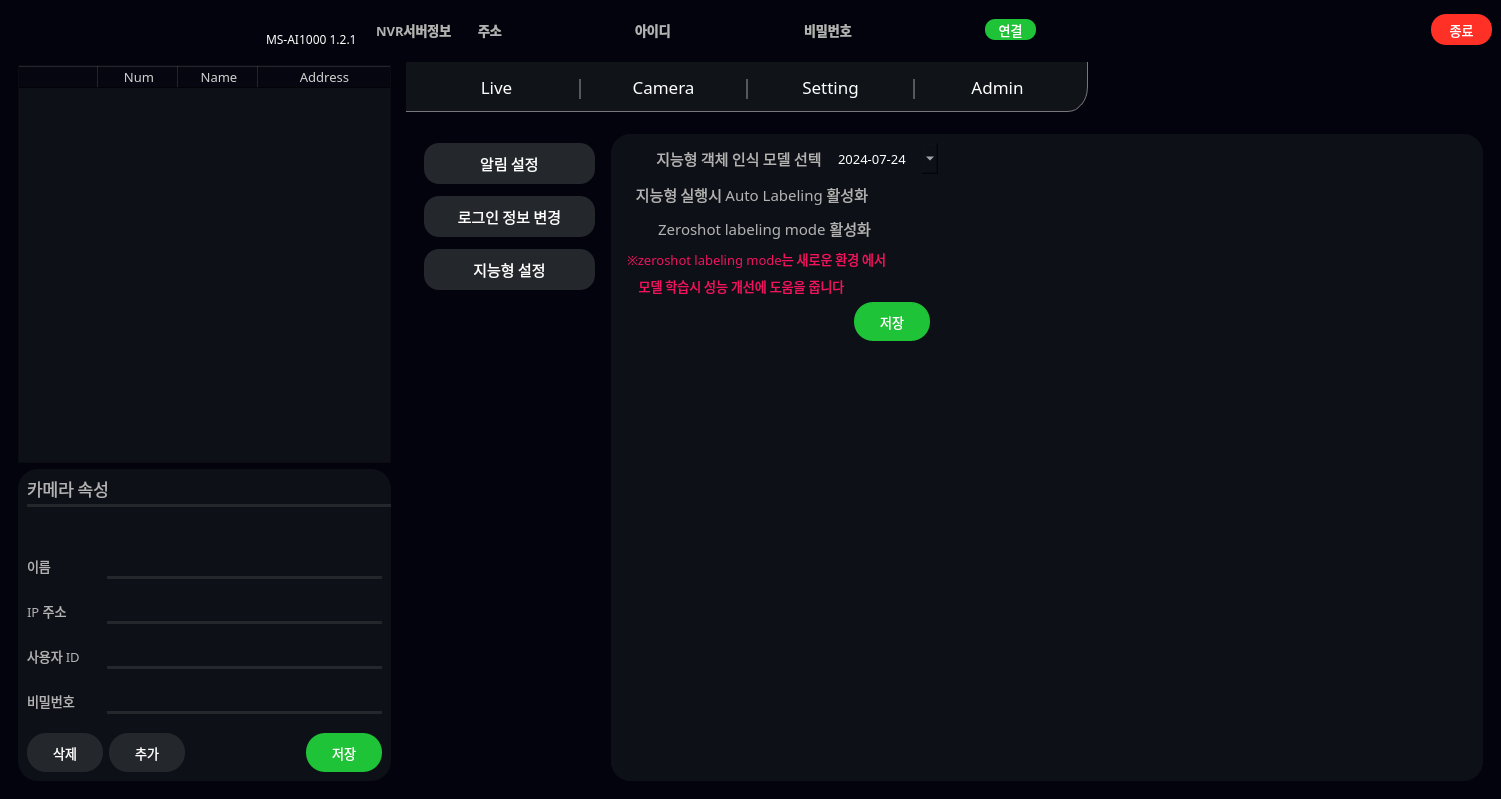
The window that ui/main.ui (diddytpq/MS-AI-Viewer) describes before a commit, drawn with Qt 5.
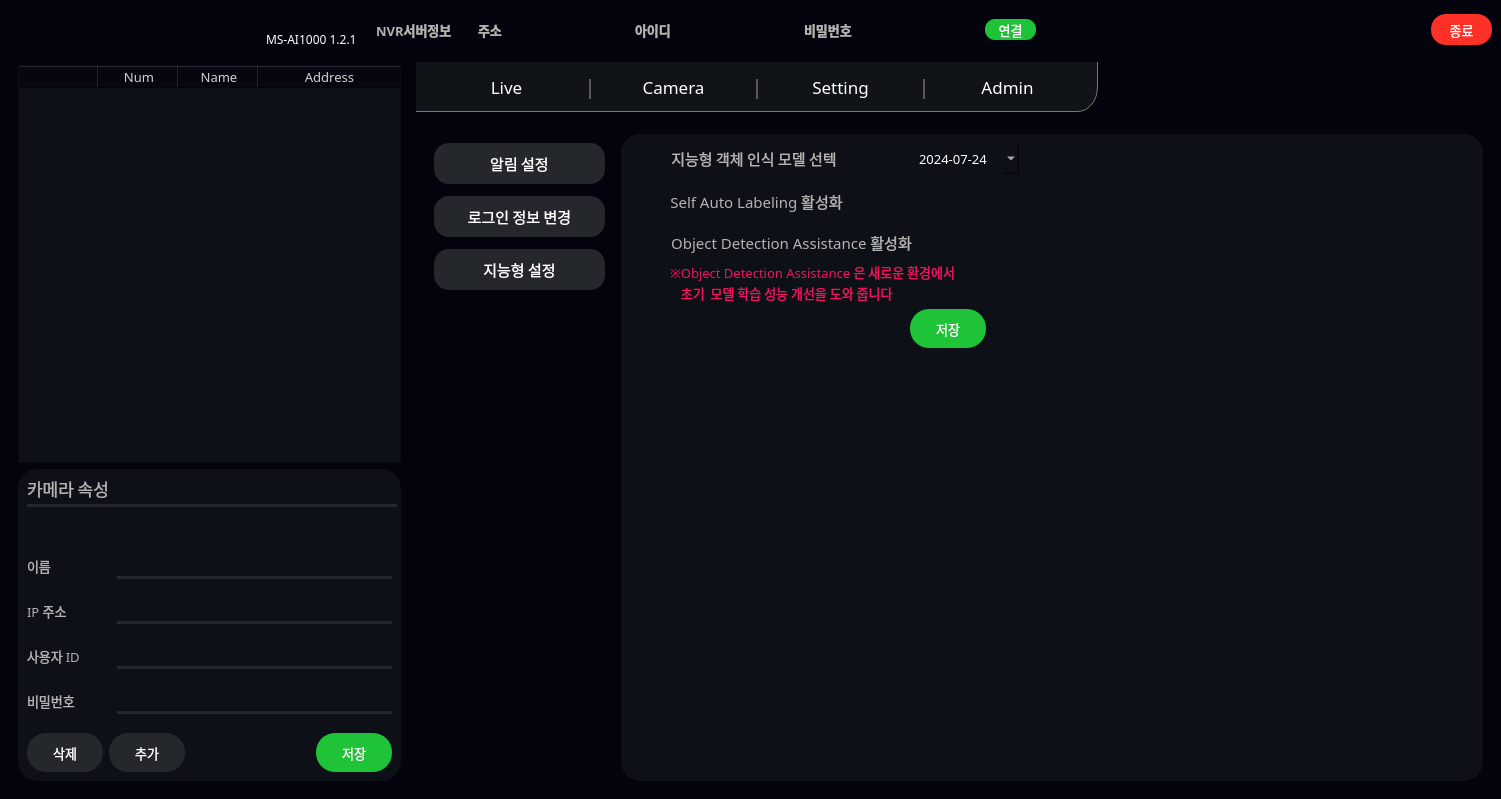
The same window after the commit. Icons and pictures are not drawn.

Commit message: EDIT : ai setting tab

What changed in the file:
```diff
--- a/ui/main.ui
+++ b/ui/main.ui
@@ -5823,32 +5823,31 @@
                    </layout>
                   </widget>
                   <widget class="QWidget" name="setting_ai_tab">
+                   <layout class="QVBoxLayout" name="verticalLayout_59">
+                    <item>
                    <layout class="QVBoxLayout" name="verticalLayout_52">
                     <item>
-                     <layout class="QHBoxLayout" name="horizontalLayout_59">
+                       <layout class="QHBoxLayout" name="horizontalLayout_53">
                       <item>
                        <layout class="QVBoxLayout" name="verticalLayout_54">
-                        <property name="leftMargin">
-                         <number>7</number>
-                        </property>
                         <item>
                          <layout class="QVBoxLayout" name="verticalLayout_56">
-                          <property name="leftMargin">
-                           <number>0</number>
+                            <property name="spacing">
+                             <number>13</number>
                           </property>
                           <item>
-                           <layout class="QHBoxLayout" name="horizontalLayout_53"/>
-                          </item>
+                             <layout class="QHBoxLayout" name="horizontalLayout_55">
                           <item>
-                           <layout class="QHBoxLayout" name="horizontalLayout_56">
-                            <item>
-                             <spacer name="horizontalSpacer_54">
+                               <spacer name="horizontalSpacer_52">
                               <property name="orientation">
                                <enum>Qt::Orientation::Horizontal</enum>
                               </property>
+                                <property name="sizeType">
+                                 <enum>QSizePolicy::Policy::Fixed</enum>
+                                </property>
                               <property name="sizeHint" stdset="0">
                                <size>
-                                <width>40</width>
+                                  <width>36</width>
                                 <height>20</height>
                                </size>
                               </property>
@@ -5856,6 +5855,12 @@
                             </item>
                             <item>
                              <widget class="QLabel" name="setting_ai_weight_label">
+                                <property name="sizePolicy">
+                                 <sizepolicy hsizetype="Fixed" vsizetype="Fixed">
+                                  <horstretch>0</horstretch>
+                                  <verstretch>0</verstretch>
+                                 </sizepolicy>
+                                </property>
                               <property name="minimumSize">
                                <size>
                                 <width>176</width>
@@ -5886,8 +5891,30 @@
                               </property>
                              </widget>
                             </item>
+                              <item>
+                               <spacer name="horizontalSpacer_70">
+                                <property name="orientation">
+                                 <enum>Qt::Orientation::Horizontal</enum>
+                                </property>
+                                <property name="sizeType">
+                                 <enum>QSizePolicy::Policy::Fixed</enum>
+                                </property>
+                                <property name="sizeHint" stdset="0">
+                                 <size>
+                                  <width>59</width>
+                                  <height>20</height>
+                                 </size>
+                                </property>
+                               </spacer>
+                              </item>
                             <item>
                              <widget class="QComboBox" name="setting_setting_ai_weight_box">
+                                <property name="sizePolicy">
+                                 <sizepolicy hsizetype="Fixed" vsizetype="Fixed">
+                                  <horstretch>0</horstretch>
+                                  <verstretch>0</verstretch>
+                                 </sizepolicy>
+                                </property>
                               <property name="minimumSize">
                                <size>
                                 <width>105</width>
@@ -5935,18 +5962,31 @@
                               </item>
                              </widget>
                             </item>
+                              <item>
+                               <spacer name="horizontalSpacer_53">
+                                <property name="orientation">
+                                 <enum>Qt::Orientation::Horizontal</enum>
+                                </property>
+                                <property name="sizeHint" stdset="0">
+                                 <size>
+                                  <width>40</width>
+                                  <height>20</height>
+                                 </size>
+                                </property>
+                               </spacer>
+                              </item>
                            </layout>
                           </item>
                           <item>
-                           <layout class="QHBoxLayout" name="horizontalLayout_66">
-                            <property name="spacing">
-                             <number>0</number>
-                            </property>
+                             <layout class="QHBoxLayout" name="horizontalLayout_56">
                             <item>
-                             <spacer name="horizontalSpacer_59">
+                               <spacer name="horizontalSpacer_54">
                               <property name="orientation">
                                <enum>Qt::Orientation::Horizontal</enum>
                               </property>
+                                <property name="sizeType">
+                                 <enum>QSizePolicy::Policy::Fixed</enum>
+                                </property>
                               <property name="sizeHint" stdset="0">
                                <size>
                                 <width>40</width>
@@ -5957,15 +5997,21 @@
                             </item>
                             <item>
                              <widget class="QLabel" name="setting_self_training_auto_labeling_label">
+                                <property name="sizePolicy">
+                                 <sizepolicy hsizetype="Fixed" vsizetype="Fixed">
+                                  <horstretch>0</horstretch>
+                                  <verstretch>0</verstretch>
+                                 </sizepolicy>
+                                </property>
                               <property name="minimumSize">
                                <size>
-                                <width>250</width>
+                                  <width>1</width>
                                 <height>28</height>
                                </size>
                               </property>
                               <property name="maximumSize">
                                <size>
-                                <width>9999</width>
+                                  <width>194</width>
                                 <height>28</height>
                                </size>
                               </property>
@@ -5980,15 +6026,37 @@
 background-color: rgba(255, 255, 255, 0);</string>
                               </property>
                               <property name="text">
-                               <string>지능형 실행시 Auto Labeling 활성화</string>
+                                 <string>Self Auto Labeling 활성화</string>
                               </property>
                               <property name="alignment">
                                <set>Qt::AlignmentFlag::AlignCenter</set>
                               </property>
                              </widget>
                             </item>
+                              <item>
+                               <spacer name="horizontalSpacer_55">
+                                <property name="orientation">
+                                 <enum>Qt::Orientation::Horizontal</enum>
+                                </property>
+                                <property name="sizeType">
+                                 <enum>QSizePolicy::Policy::Fixed</enum>
+                                </property>
+                                <property name="sizeHint" stdset="0">
+                                 <size>
+                                  <width>92</width>
+                                  <height>20</height>
+                                 </size>
+                                </property>
+                               </spacer>
+                              </item>
                             <item>
                              <widget class="QPushButton" name="setting_self_training_auto_labeling_bnt">
+                                <property name="sizePolicy">
+                                 <sizepolicy hsizetype="Fixed" vsizetype="Fixed">
+                                  <horstretch>0</horstretch>
+                                  <verstretch>0</verstretch>
+                                 </sizepolicy>
+                                </property>
                               <property name="minimumSize">
                                <size>
                                 <width>61</width>
@@ -5997,7 +6065,7 @@
                               </property>
                               <property name="maximumSize">
                                <size>
-                                <width>61</width>
+                                  <width>187</width>
                                 <height>25</height>
                                </size>
                               </property>
@@ -6020,18 +6088,39 @@
                               </property>
                              </widget>
                             </item>
+                              <item>
+                               <spacer name="horizontalSpacer_56">
+                                <property name="orientation">
+                                 <enum>Qt::Orientation::Horizontal</enum>
+                                </property>
+                                <property name="sizeHint" stdset="0">
+                                 <size>
+                                  <width>40</width>
+                                  <height>20</height>
+                                 </size>
+                                </property>
+                               </spacer>
+                              </item>
                            </layout>
                           </item>
                           <item>
-                           <layout class="QHBoxLayout" name="horizontalLayout_65">
+                             <layout class="QVBoxLayout" name="verticalLayout_57">
+                              <property name="spacing">
+                               <number>5</number>
+                              </property>
                             <item>
-                             <spacer name="horizontalSpacer_58">
+                               <layout class="QHBoxLayout" name="horizontalLayout_57">
+                                <item>
+                                 <spacer name="horizontalSpacer_57">
                               <property name="orientation">
                                <enum>Qt::Orientation::Horizontal</enum>
                               </property>
+                                  <property name="sizeType">
+                                   <enum>QSizePolicy::Policy::Fixed</enum>
+                                  </property>
                               <property name="sizeHint" stdset="0">
                                <size>
-                                <width>37</width>
+                                    <width>41</width>
                                 <height>20</height>
                                </size>
                               </property>
@@ -6039,15 +6128,21 @@
                             </item>
                             <item>
                              <widget class="QLabel" name="setting_self_training_zeroshot_label">
+                                  <property name="sizePolicy">
+                                   <sizepolicy hsizetype="Fixed" vsizetype="Fixed">
+                                    <horstretch>0</horstretch>
+                                    <verstretch>0</verstretch>
+                                   </sizepolicy>
+                                  </property>
                               <property name="minimumSize">
                                <size>
-                                <width>0</width>
+                                    <width>9</width>
                                 <height>28</height>
                                </size>
                               </property>
                               <property name="maximumSize">
                                <size>
-                                <width>9999</width>
+                                    <width>300</width>
                                 <height>28</height>
                                </size>
                               </property>
@@ -6062,15 +6157,37 @@
 background-color: rgba(255, 255, 255, 0);</string>
                               </property>
                               <property name="text">
-                               <string>Zeroshot labeling mode 활성화</string>
+                                   <string>Object Detection Assistance 활성화</string>
                               </property>
                               <property name="alignment">
                                <set>Qt::AlignmentFlag::AlignCenter</set>
                               </property>
                              </widget>
                             </item>
+                                <item>
+                                 <spacer name="horizontalSpacer_58">
+                                  <property name="orientation">
+                                   <enum>Qt::Orientation::Horizontal</enum>
+                                  </property>
+                                  <property name="sizeType">
+                                   <enum>QSizePolicy::Policy::Fixed</enum>
+                                  </property>
+                                  <property name="sizeHint" stdset="0">
+                                   <size>
+                                    <width>24</width>
+                                    <height>20</height>
+                                   </size>
+                                  </property>
+                                 </spacer>
+                                </item>
                             <item>
                              <widget class="QPushButton" name="setting_self_training_zeroshot_bnt">
+                                  <property name="sizePolicy">
+                                   <sizepolicy hsizetype="Fixed" vsizetype="Fixed">
+                                    <horstretch>0</horstretch>
+                                    <verstretch>0</verstretch>
+                                   </sizepolicy>
+                                  </property>
                               <property name="minimumSize">
                                <size>
                                 <width>61</width>
@@ -6079,7 +6196,7 @@
                               </property>
                               <property name="maximumSize">
                                <size>
-                                <width>61</width>
+                                    <width>151</width>
                                 <height>25</height>
                                </size>
                               </property>
@@ -6102,26 +6219,55 @@
                               </property>
                              </widget>
                             </item>
-                           </layout>
-                          </item>
                           <item>
-                           <layout class="QHBoxLayout" name="horizontalLayout_55"/>
+                                 <spacer name="horizontalSpacer_59">
+                                  <property name="orientation">
+                                   <enum>Qt::Orientation::Horizontal</enum>
+                                  </property>
+                                  <property name="sizeHint" stdset="0">
+                                   <size>
+                                    <width>40</width>
+                                    <height>20</height>
+                                   </size>
+                                  </property>
+                                 </spacer>
+                                </item>
+                               </layout>
                           </item>
                           <item>
                            <layout class="QVBoxLayout" name="verticalLayout_58">
+                                <property name="spacing">
+                                 <number>0</number>
+                                </property>
                             <item>
-                             <layout class="QHBoxLayout" name="horizontalLayout_63">
+                                 <layout class="QHBoxLayout" name="horizontalLayout_59">
+                                  <item>
+                                   <spacer name="horizontalSpacer_63">
+                                    <property name="orientation">
+                                     <enum>Qt::Orientation::Horizontal</enum>
+                                    </property>
+                                    <property name="sizeType">
+                                     <enum>QSizePolicy::Policy::Fixed</enum>
+                                    </property>
+                                    <property name="sizeHint" stdset="0">
+                                     <size>
+                                      <width>40</width>
+                                      <height>20</height>
+                                     </size>
+                                    </property>
+                                   </spacer>
+                                  </item>
                               <item>
                                <widget class="QLabel" name="setting_page_email_info_label_5">
                                 <property name="sizePolicy">
-                                 <sizepolicy hsizetype="Preferred" vsizetype="Preferred">
+                                     <sizepolicy hsizetype="Fixed" vsizetype="Fixed">
                                   <horstretch>0</horstretch>
                                   <verstretch>0</verstretch>
                                  </sizepolicy>
                                 </property>
                                 <property name="minimumSize">
                                  <size>
-                                  <width>273</width>
+                                      <width>12</width>
                                   <height>21</height>
                                  </size>
                                 </property>
@@ -6141,12 +6287,12 @@
                                  <string notr="true">color: rgb(242, 18, 94);</string>
                                 </property>
                                 <property name="text">
-                                 <string>※zeroshot labeling mode는 새로운 환경 에서 </string>
+                                     <string>※Object Detection Assistance 은 새로운 환경에서</string>
                                 </property>
                                </widget>
                               </item>
                               <item>
-                               <spacer name="horizontalSpacer_56">
+                                   <spacer name="horizontalSpacer_64">
                                 <property name="orientation">
                                  <enum>Qt::Orientation::Horizontal</enum>
                                 </property>
@@ -6159,76 +6305,93 @@
                                </spacer>
                               </item>
                              </layout>
-                            </item>
-                            <item>
-                             <layout class="QHBoxLayout" name="horizontalLayout_64">
-                              <item>
-                               <widget class="QLabel" name="setting_page_email_info_label_6">
-                                <property name="sizePolicy">
-                                 <sizepolicy hsizetype="Preferred" vsizetype="Preferred">
-                                  <horstretch>0</horstretch>
-                                  <verstretch>0</verstretch>
-                                 </sizepolicy>
-                                </property>
-                                <property name="minimumSize">
-                                 <size>
-                                  <width>1</width>
-                                  <height>21</height>
-                                 </size>
-                                </property>
-                                <property name="maximumSize">
-                                 <size>
-                                  <width>9999</width>
-                                  <height>21</height>
-                                 </size>
-                                </property>
-                                <property name="font">
-                                 <font>
-                                  <family>Sans</family>
-                                  <pointsize>10</pointsize>
-                                 </font>
-                                </property>
-                                <property name="styleSheet">
-                                 <string notr="true">color: rgb(242, 18, 94);</string>
-                                </property>
-                                <property name="text">
-                                 <string>    모델 학습시 성능 개선에 도움을 줍니다</string>
-                                </property>
-                               </widget>
-                              </item>
-                              <item>
-                               <spacer name="horizontalSpacer_57">
-                                <property name="orientation">
-                                 <enum>Qt::Orientation::Horizontal</enum>
-                                </property>
-                                <property name="sizeHint" stdset="0">
-                                 <size>
-                                  <width>40</width>
-                                  <height>20</height>
-                                 </size>
-                                </property>
-                               </spacer>
-                              </item>
-                             </layout>
-                            </item>
-                           </layout>
-                          </item>
-                          <item>
-                           <layout class="QHBoxLayout" name="horizontalLayout_57"/>
                           </item>
                           <item>
                            <layout class="QHBoxLayout" name="horizontalLayout_60">
                             <item>
-                             <spacer name="horizontalSpacer_53">
+                                   <spacer name="horizontalSpacer_65">
                               <property name="orientation">
                                <enum>Qt::Orientation::Horizontal</enum>
                               </property>
                               <property name="sizeType">
-                               <enum>QSizePolicy::Policy::Preferred</enum>
+                                     <enum>QSizePolicy::Policy::Fixed</enum>
                               </property>
                               <property name="sizeHint" stdset="0">
                                <size>
-                                <width>219</width>
+                                      <width>48</width>
+                                      <height>20</height>
+                                     </size>
+                                    </property>
+                                   </spacer>
+                                  </item>
+                                  <item>
+                                   <widget class="QLabel" name="setting_page_email_info_label_6">
+                                    <property name="sizePolicy">
+                                     <sizepolicy hsizetype="Fixed" vsizetype="Fixed">
+                                      <horstretch>0</horstretch>
+                                      <verstretch>0</verstretch>
+                                     </sizepolicy>
+                                    </property>
+                                    <property name="minimumSize">
+                                     <size>
+                                      <width>1</width>
+                                      <height>21</height>
+                                     </size>
+                                    </property>
+                                    <property name="maximumSize">
+                                     <size>
+                                      <width>9999</width>
+                                      <height>21</height>
+                                     </size>
+                                    </property>
+                                    <property name="font">
+                                     <font>
+                                      <family>Sans</family>
+                                      <pointsize>10</pointsize>
+                                     </font>
+                                    </property>
+                                    <property name="styleSheet">
+                                     <string notr="true">color: rgb(242, 18, 94);</string>
+                                    </property>
+                                    <property name="text">
+                                     <string> 초기  모델 학습 성능 개선을 도와 줍니다</string>
+                                    </property>
+                                   </widget>
+                                  </item>
+                                  <item>
+                                   <spacer name="horizontalSpacer_66">
+                                    <property name="orientation">
+                                     <enum>Qt::Orientation::Horizontal</enum>
+                                    </property>
+                                    <property name="sizeHint" stdset="0">
+                                     <size>
+                                      <width>40</width>
+                                      <height>20</height>
+                                     </size>
+                                    </property>
+                                   </spacer>
+                                  </item>
+                                 </layout>
+                                </item>
+                               </layout>
+                              </item>
+                             </layout>
+                            </item>
+                           </layout>
+                          </item>
+                          <item>
+                           <layout class="QHBoxLayout" name="horizontalLayout_61">
+                            <item>
+                             <spacer name="horizontalSpacer_67">
+                              <property name="orientation">
+                               <enum>Qt::Orientation::Horizontal</enum>
+                              </property>
+                              <property name="sizeType">
+                               <enum>QSizePolicy::Policy::Fixed</enum>
+                              </property>
+                              <property name="sizeHint" stdset="0">
+                               <size>
+                                <width>280</width>
                                 <height>20</height>
                                </size>
                               </property>
@@ -6237,7 +6400,7 @@
                             <item>
                              <widget class="QPushButton" name="setting_ai_setting_save_bnt">
                               <property name="sizePolicy">
-                               <sizepolicy hsizetype="Expanding" vsizetype="Expanding">
+                               <sizepolicy hsizetype="Fixed" vsizetype="Fixed">
                                 <horstretch>0</horstretch>
                                 <verstretch>0</verstretch>
                                </sizepolicy>
@@ -6277,7 +6440,35 @@
                               </property>
                              </widget>
                             </item>
+                            <item>
+                             <spacer name="horizontalSpacer_69">
+                              <property name="orientation">
+                               <enum>Qt::Orientation::Horizontal</enum>
+                              </property>
+                              <property name="sizeHint" stdset="0">
+                               <size>
+                                <width>40</width>
+                                <height>20</height>
+                               </size>
+                              </property>
+                             </spacer>
+                            </item>
                            </layout>
+                          </item>
+                         </layout>
+                        </item>
+                        <item>
+                         <spacer name="horizontalSpacer_68">
+                          <property name="orientation">
+                           <enum>Qt::Orientation::Horizontal</enum>
+                          </property>
+                          <property name="sizeHint" stdset="0">
+                           <size>
+                            <width>40</width>
+                            <height>20</height>
+                           </size>
+                          </property>
+                         </spacer>
                           </item>
                          </layout>
                         </item>
@@ -6286,31 +6477,10 @@
                           <property name="orientation">
                            <enum>Qt::Orientation::Vertical</enum>
                           </property>
-                          <property name="sizeType">
-                           <enum>QSizePolicy::Policy::Expanding</enum>
-                          </property>
                           <property name="sizeHint" stdset="0">
                            <size>
                             <width>20</width>
-                            <height>500</height>
-                           </size>
-                          </property>
-                         </spacer>
-                        </item>
-                       </layout>
-                      </item>
-                      <item>
-                       <spacer name="horizontalSpacer_52">
-                        <property name="orientation">
-                         <enum>Qt::Orientation::Horizontal</enum>
-                        </property>
-                        <property name="sizeType">
-                         <enum>QSizePolicy::Policy::Expanding</enum>
-                        </property>
-                        <property name="sizeHint" stdset="0">
-                         <size>
-                          <width>641</width>
-                          <height>20</height>
+                          <height>40</height>
                          </size>
                         </property>
                        </spacer>
```
Lines whose indentation alone changed are shown as unchanged. The commit also changes 16 other files.
